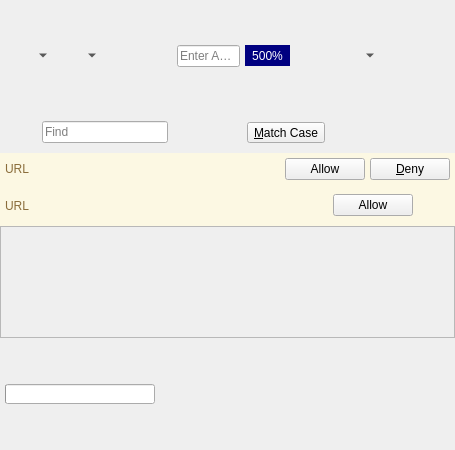
Before: the Qt Designer form UI/dooble_page.ui in textbrowser/dooble, drawn with Qt 5.
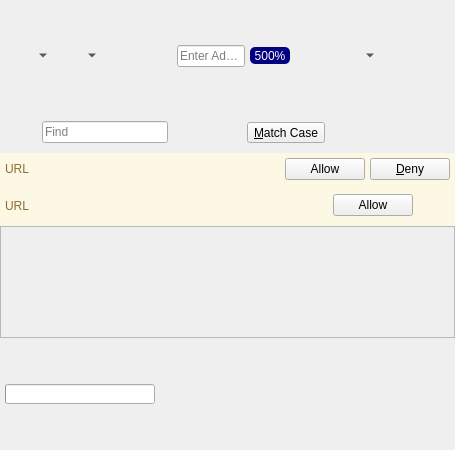
After: the same form once the commit is applied. Custom widgets are drawn as their Qt base class.

Commit message: Zoom information.

Diff of the .ui file:
```diff
--- a/UI/dooble_page.ui
+++ b/UI/dooble_page.ui
@@ -142,7 +142,7 @@
          <string>Zoom Reset (Control + 0)</string>
         </property>
         <property name="styleSheet">
-         <string notr="true">QToolButton {background-color: navy; color: white;}</string>
+         <string notr="true">QToolButton {background-color: navy; border-radius: 5px; color: white;}</string>
         </property>
         <property name="text">
          <string>500%</string>
```
The commit also changes 1 other file.
